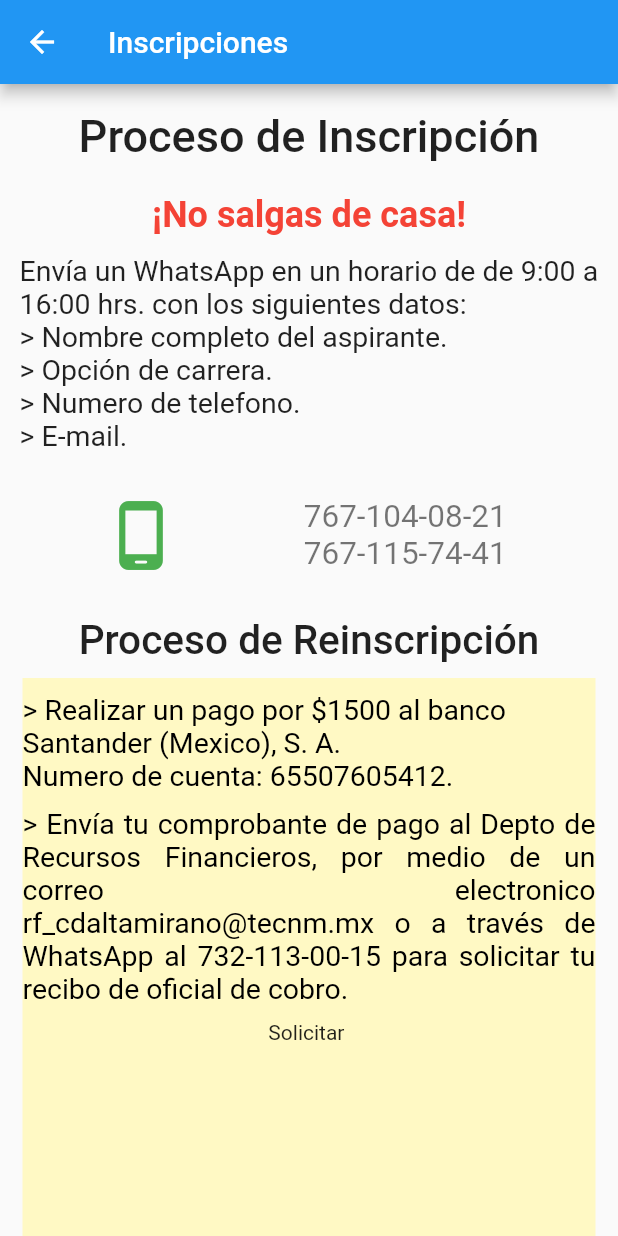
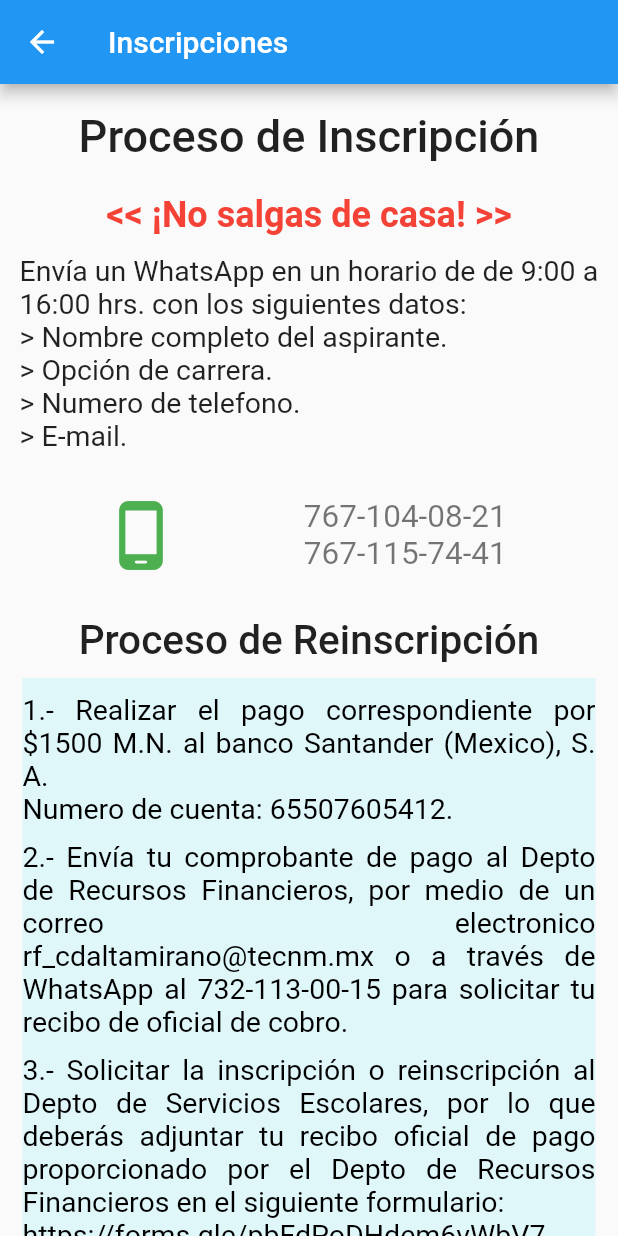
Before and after one commit to Jeryn61297/proyecto_itca, a Flutter app: the InscripcionesPage screen opened directly, on a phone screen of 412 x 824 dp. Run offline on Flutter 3.47's test engine with Material 2 defaults, Android fonts, the phone set to English and light mode, and no system bars.

Commit message:
finish page inscripciones

```diff
--- a/lib/src/pag/inscripciones.dart
+++ b/lib/src/pag/inscripciones.dart
@@ -51,7 +51,7 @@ Widget _Nota() {
       child: Column(
         children: <Widget>[
           Text(
-            '¡No salgas de casa!',
+            '<< ¡No salgas de casa! >>',
             style: TextStyle(
                 color: Colors.red, fontSize: 24, fontWeight: FontWeight.w700),
           ),
@@ -117,29 +117,66 @@ Widget _Pasos() {
     padding: EdgeInsets.symmetric(horizontal: 5),
     child: Container(
       width: double.infinity,
-      height: 800,
-      color: Colors.yellow[100],
+      height: 980,
+      color: Colors.cyan[50],
       child: (Column(
         children: <Widget>[
           SizedBox(
             height: 10,
           ),
           Text(
-            '> Realizar un pago por \$1500 al banco Santander (Mexico), S. A.  \nNumero de cuenta: 65507605412.',
-            style: TextStyle(color: Colors.black, fontSize: 19),
-          ),
-          SizedBox(
-            height: 10,
-          ),
-          Text(
-            '> Envía tu comprobante de pago al Depto de Recursos Financieros, por medio de un correo electronico rf_cdaltamirano@tecnm.mx o a través de WhatsApp al 732-113-00-15 para solicitar tu recibo de oficial de cobro.',
+            '1.- Realizar el pago correspondiente por \$1500 M.N. al banco Santander (Mexico), S. A.  \nNumero de cuenta: 65507605412.',
             style: TextStyle(color: Colors.black, fontSize: 19),
             textAlign: TextAlign.justify,
           ),
           SizedBox(
             height: 10,
           ),
-          Text('Solicitar ')
+          Text(
+            '2.- Envía tu comprobante de pago al Depto de Recursos Financieros, por medio de un correo electronico rf_cdaltamirano@tecnm.mx o a través de WhatsApp al 732-113-00-15 para solicitar tu recibo de oficial de cobro.',
+            style: TextStyle(color: Colors.black, fontSize: 19),
+            textAlign: TextAlign.justify,
+          ),
+          SizedBox(
+            height: 10,
+          ),
+          Text(
+            '3.- Solicitar la inscripción o reinscripción al Depto de Servicios Escolares, por lo que deberás adjuntar tu recibo oficial de pago proporcionado por el Depto de Recursos Financieros en el siguiente formulario: \nhttps://forms.gle/pbFdPoDHdem6vWbV7 ',
+            style: TextStyle(color: Colors.black, fontSize: 19),
+            textAlign: TextAlign.justify,
+          ),
+          SizedBox(
+            height: 10,
+          ),
+          Text(
+            '4.- Recibirás una notificación de inscripción en la App Movil del ITCA sobre la fecha en que deberas realizarla con tus datos de acceso al SII.',
+            style: TextStyle(color: Colors.black, fontSize: 19),
+            textAlign: TextAlign.justify,
+          ),
+          SizedBox(
+            height: 10,
+          ),
+          Text(
+            '5.- Para realizar la selección de materias, deberás solicitar al Depto de Division de estudios la carga academica, en el siguiente correo: dep_cdaltamirano@tecnm.mx o por WhatsApp al 732-108-72-95; o bien realizarla con tu cuenta en el SII www.sii.italtamirano.edu.mx para realizar la selección de materias.',
+            style: TextStyle(color: Colors.black, fontSize: 19),
+            textAlign: TextAlign.justify,
+          ),
+          SizedBox(
+            height: 10,
+          ),
+          Text(
+            '6.- El Depto de Division de Estudios, enviará por correo electrónico el horario firmado y sellado al alumno(a) inscrito(a).',
+            style: TextStyle(color: Colors.black, fontSize: 19),
+            textAlign: TextAlign.justify,
+          ),
+          SizedBox(
+            height: 10,
+          ),
+          Text(
+            '7.- El alumno(a) deberá regresar el horario firmado de recibido al correo de División de Estudios: dep_cdaltamirano@tecnm.mx.',
+            style: TextStyle(color: Colors.black, fontSize: 19),
+            textAlign: TextAlign.justify,
+          ),
         ],
       )),
     ),
```
